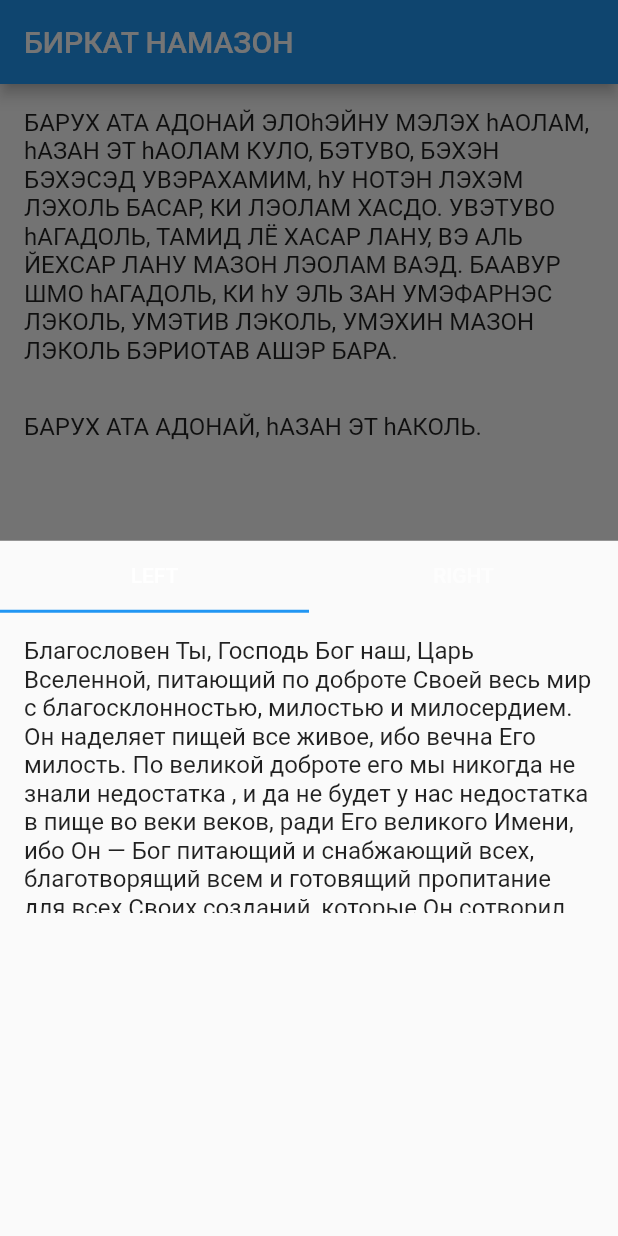
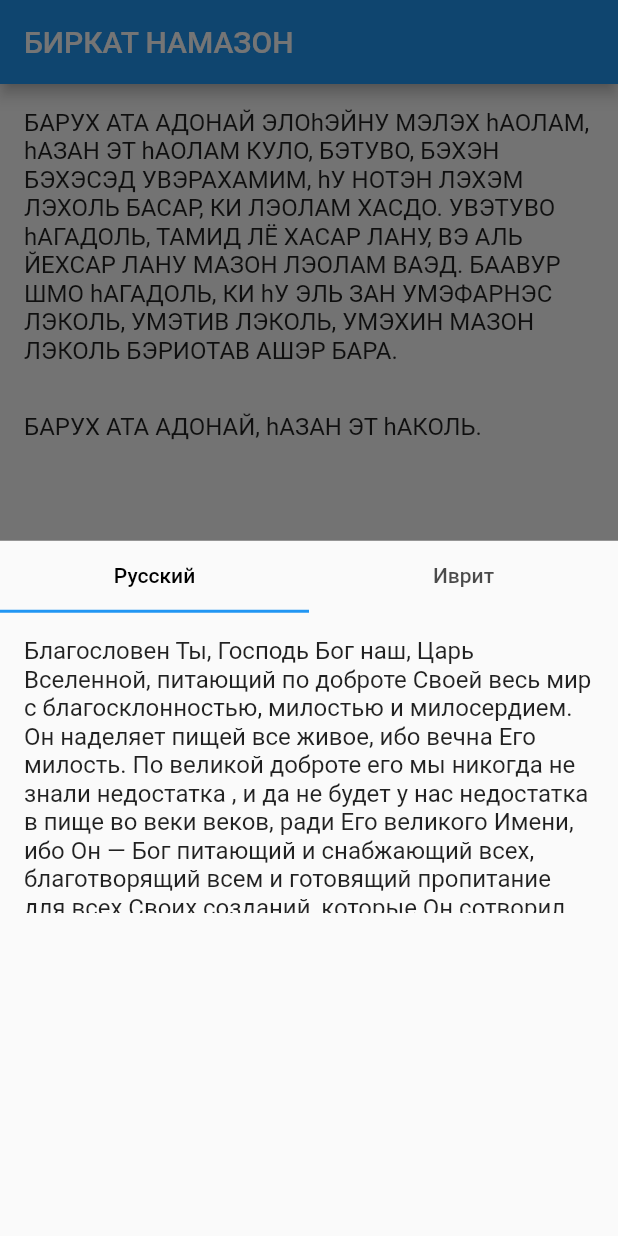
Before and after one commit to ariedov/flutter_birkon, a Flutter app: the screen it shows after launch, after a tap on an icon or button, on a phone screen of 412 x 824 dp. Run offline on Flutter 3.47's test engine with Material 2 defaults, Android fonts, the phone set to English and light mode, and no system bars.

Commit message:
adds dumb localization

```diff
--- /dev/null
+++ b/lib/localization/localizations.dart
@@ -0,0 +1,39 @@
+import 'package:flutter/material.dart';
+
+const String RUSSIAN = "russian";
+const String TRANSLIATERATION = "transliteration";
+const String HEBREW = "hebrew";
+
+class AppLocalizations {
+
+  static Map<String, Map<String, String>> _localizedValues = {
+    'ru': {
+      RUSSIAN: "Русский",
+      TRANSLIATERATION: "Транслитерация",
+      HEBREW: "Иврит",
+    },
+
+    'he': {
+      RUSSIAN: "רוסית",
+      TRANSLIATERATION: "תעתיק",
+      HEBREW: "עברית",
+    }
+  };
+
+  static String get(BuildContext context, String key) {
+    String languageCode = LocaleProvider.getLanguageCode(context);
+    return _localizedValues[languageCode][key];
+  }
+}
+
+class LocaleProvider {
+
+  static String getLanguageCode(BuildContext context) {
+    Locale locale = Localizations.localeOf(context);
+    String languageCode = locale.languageCode;
+    if (languageCode != 'ru' || languageCode != 'he') {
+      languageCode = 'ru';
+    }
+    return languageCode;
+  }
+}
--- a/lib/main.dart
+++ b/lib/main.dart
@@ -1,4 +1,5 @@
 import 'package:birkon/dao/translated_string.dart';
+import 'package:birkon/localization/localizations.dart';
 import 'package:birkon/view/bottom_sheet.dart';
 import 'package:birkon/view/paragraph.dart';
 import 'package:birkon/prayer.dart';
@@ -68,8 +69,9 @@ class _MyHomePageState extends State<MyHomePage> {
                   listener: (paragraph) {
                     showModalBottomSheet(context: context, builder: (BuildContext context) {
                       return new PrayerBottomSheet(
-                          left: paragraph.russian,
-                          right: paragraph.hebrew);
+                          left: new TranslationTab(paragraph.russian, RUSSIAN),
+                          right: new TranslationTab(paragraph.hebrew, HEBREW)
+                      );
                     });
                   },
                 );
--- a/lib/view/bottom_sheet.dart
+++ b/lib/view/bottom_sheet.dart
@@ -1,10 +1,11 @@
 import 'package:birkon/dao/directional_string.dart';
+import 'package:birkon/localization/localizations.dart';
 import 'package:birkon/view/prayer_text.dart';
 import 'package:flutter/material.dart';
 
 class PrayerBottomSheet extends StatelessWidget {
-  final DirectionalString left;
-  final DirectionalString right;
+  final TranslationTab left;
+  final TranslationTab right;
 
   const PrayerBottomSheet({Key key, this.left, this.right}) : super(key: key);
 
@@ -14,19 +15,21 @@ class PrayerBottomSheet extends StatelessWidget {
         length: 2,
         child: new Column(
           children: <Widget>[
-            new TabBar(tabs: <Tab>[
-              new Tab(text: "LEFT"),
-              new Tab(text: "RIGHT"),
-            ]),
+            new TabBar(
+              labelColor: Colors.black,
+              tabs: <Tab>[
+                new Tab(text: AppLocalizations.get(context, left.titleKey)),
+                new Tab(text: AppLocalizations.get(context, right.titleKey)),
+              ]),
             new Container(
               height: 200.0,
               child: new TabBarView(
                 children: <Widget>[
                   new ListView(
-                    children: <Widget>[new PrayerText(left)],
+                    children: <Widget>[new PrayerText(left.string)],
                   ),
                   new ListView(
-                    children: <Widget>[new PrayerText(right)],
+                    children: <Widget>[new PrayerText(right.string)],
                   )
                 ],
               ),
@@ -35,3 +38,13 @@ class PrayerBottomSheet extends StatelessWidget {
         ));
   }
 }
+
+class TranslationTab {
+
+  final DirectionalString string;
+  final String titleKey;
+
+  TranslationTab(this.string, this.titleKey);
+
+
+}
```
Also changed, not shown: pubspec.lock.
